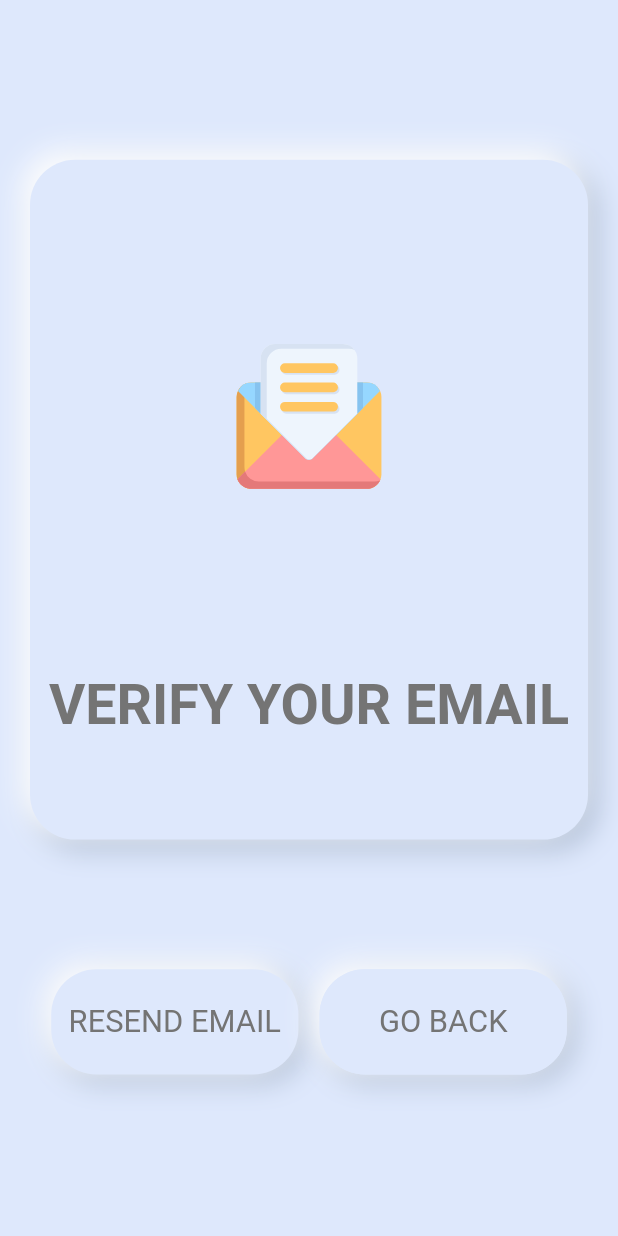
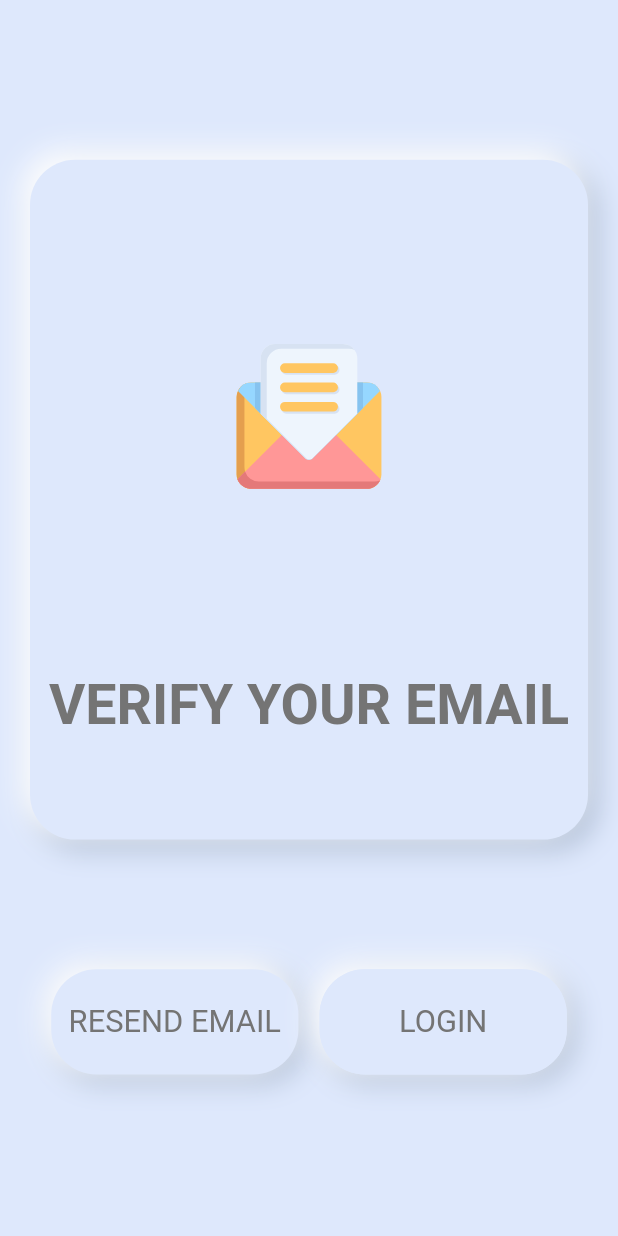
Before and after one commit to Siddharth-rajput2201/Hassle-Free, a Flutter app: the EmailVerification screen opened directly, on a phone screen of 412 x 824 dp. Run offline on Flutter 3.47's test engine with Material 2 defaults, Android fonts, the phone set to English and light mode, and no system bars; our stand-ins replace flutter_svg, local_auth, shared_preferences, shimmer; accounts and stored records are empty; network calls fail.

Commit message:
Completed Resend Email

```diff
--- a/lib/Networking/Api.dart
+++ b/lib/Networking/Api.dart
@@ -24,4 +24,7 @@ class Api {
   static String updatepassword = domain + '/update/updatepass';
   static String updateappname = domain + '/update/updateappname';
   static String updateappusername = domain + '/update/updateappusername';
+
+  // email emailauth / endpoint
+  static String resendEmail = domain + '/emailauth/resendemail';
 }
--- a/lib/screens/EmailVerification.dart
+++ b/lib/screens/EmailVerification.dart
@@ -1,5 +1,6 @@
 import 'package:flutter/material.dart';
 import 'package:flutter_svg/flutter_svg.dart';
+import 'package:hassle_free/Networking/Network.dart';
 import 'package:hassle_free/screens/Login.dart';
 import 'package:hassle_free/utils/ThemeColors.dart';
 
@@ -11,6 +12,7 @@ class EmailVerification extends StatefulWidget {
 }
 
 class _EmailVerificationState extends State<EmailVerification> {
+  bool _showResendEmailButton = true;
   @override
   Widget build(BuildContext context) {
     double width = MediaQuery.of(context).size.width;
@@ -70,19 +72,15 @@ class _EmailVerificationState extends State<EmailVerification> {
                 Row(
                   mainAxisAlignment: MainAxisAlignment.spaceEvenly,
                   children: [
-                    GestureDetector(
+                  _showResendEmailButton ? GestureDetector(
                             onTap: () async {
-                        // setState(() {
-                        //   _usernameEnabled = false;
-                        //   _passwordEnabled = false;
-                        //   _signUpButtonEnabled = false;
-                        // });
-                        // await _validatelogin();
-                        // setState(() {
-                        //   _usernameEnabled = true;
-                        //   _passwordEnabled = true;
-                        //   _signUpButtonEnabled = true;
-                        // });
+                              setState(() {
+                                _showResendEmailButton = false;
+                              });
+                              await Network.resendemail(context);
+                              setState(() {
+                                _showResendEmailButton = true;
+                              });
                             },
                             child: Container(
                               height: height * 0.085,
@@ -112,6 +110,46 @@ class _EmailVerificationState extends State<EmailVerification> {
                                       fontSize: height * 0.025,
                                       color: ThemeColors.kTextColor),
                                 ),
+                              ),
+                            ),
+                          )
+                        : Container(
+                            height: height * 0.085,
+                            width: width * 0.40,
+                            decoration: BoxDecoration(
+                              gradient: LinearGradient(
+                                colors: [
+                                  ThemeColors.kLinearFirstGradient,
+                                  ThemeColors.kLinearSecondGradient,
+                                ],
+                                begin: Alignment.topCenter,
+                                end: Alignment.bottomCenter,
+                                stops: [0.0, 0.4],
+                                tileMode: TileMode.clamp,
+                              ),
+                              color: ThemeColors.kBackGroundColor,
+                              borderRadius: BorderRadius.circular(30),
+                              boxShadow: [
+                                BoxShadow(
+                                  color: ThemeColors.kDarkShadowColor,
+                                  offset: Offset(4, 4),
+                                  blurRadius: 15,
+                                  spreadRadius: 1,
+                                ),
+                                BoxShadow(
+                                  color: ThemeColors.kLightShadowColor,
+                                  offset: Offset(-4, -4),
+                                  blurRadius: 15,
+                                  spreadRadius: 1,
+                                )
+                              ],
+                            ),
+                            child: Center(
+                              child: Text(
+                                "RESEND EMAIL",
+                                style: TextStyle(
+                                    fontSize: height * 0.025,
+                                    color: Colors.blue),
                               ),
                             ),
                           ),
@@ -151,7 +189,7 @@ class _EmailVerificationState extends State<EmailVerification> {
                           },
                           child: Center(
                             child: Text(
-                              "GO BACK",
+                              "LOGIN",
                               style: TextStyle(
                                   fontSize: height * 0.025,
                                   color: ThemeColors.kTextColor),
```
Also changed, not shown: lib/Networking/Network.dart (+48 -4 lines), lib/screens/Login.dart (+8 -4 lines). Lines whose indentation alone changed are shown as unchanged.
